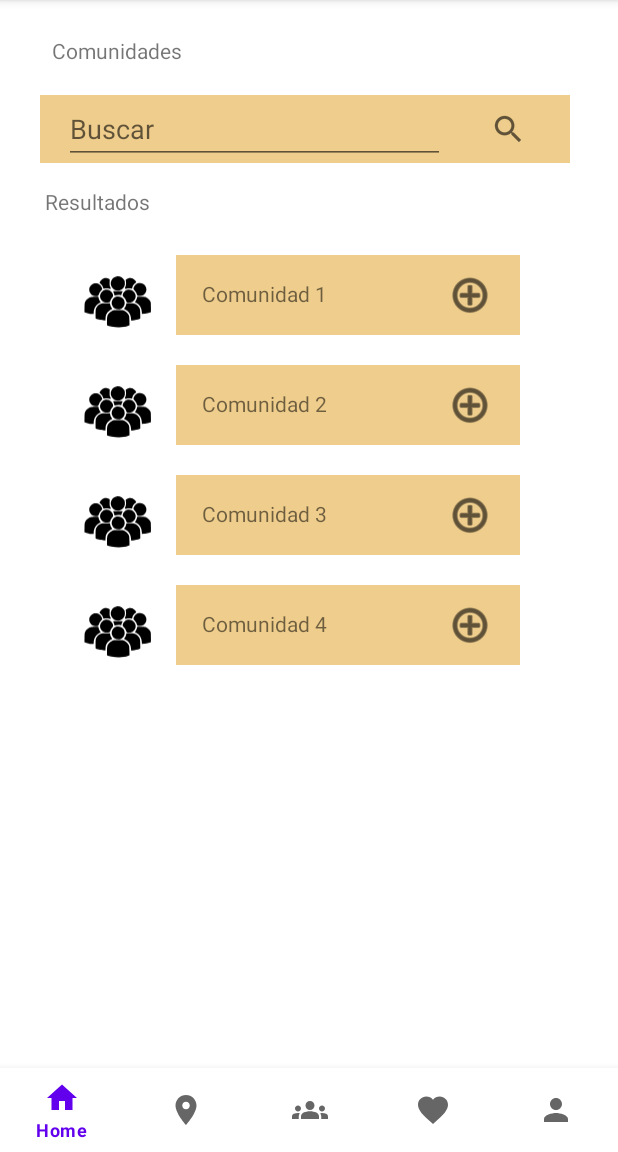
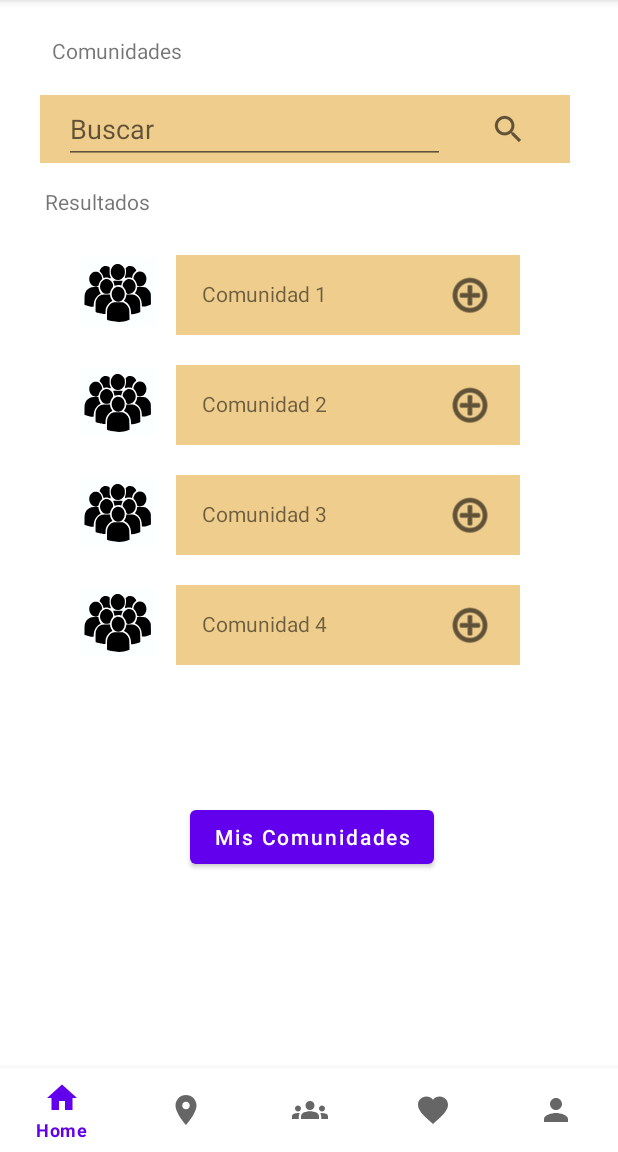
Before and after one commit to VictorV-R/EcoClub, an Android app: the fragment ComunityFragment placed in its activity, on a phone screen of 412 x 824 dp, the part 84-1236 px from its top. Run offline under Robolectric (Android 15) with nearby library versions, the phone set to English and light mode, and no system bars; pictures from the network do not load.

Commit message:
Integrando algunos fragments de comunidades

```diff
--- a/app/src/main/java/com/example/ecoclub/MainActivity.java
+++ b/app/src/main/java/com/example/ecoclub/MainActivity.java
@@ -2,26 +2,45 @@ package com.example.ecoclub;
 
 import androidx.appcompat.app.AppCompatActivity;
 
+import android.content.Context;
+import android.content.Intent;
+import android.content.IntentFilter;
+import android.content.pm.ApplicationInfo;
 import android.os.Bundle;
+import android.util.Log;
 import android.view.MenuItem;
 
+import com.example.ecoclub.comunity.ComunityBroadcastReceiver;
 import com.example.ecoclub.fragments.CollaborateFragment;
+import com.example.ecoclub.fragments.ComunityDescriptionFragment;
 import com.example.ecoclub.fragments.ComunityFragment;
 import com.example.ecoclub.fragments.HomeFragment;
 import com.example.ecoclub.fragments.MapsFragment;
+import com.example.ecoclub.fragments.MyComunityFragment;
 import com.example.ecoclub.fragments.ProfileFragment;
+import com.example.ecoclub.interfaces.MainActivityCallbacks;
 import com.google.android.material.bottomnavigation.BottomNavigationView;
 import com.google.android.material.navigation.NavigationBarView;
 
-public class MainActivity extends AppCompatActivity {
+public class MainActivity extends AppCompatActivity implements MainActivityCallbacks {
 
     BottomNavigationView bottomNavigationView;
 
+    //Bottom Navigation-Fragments
     HomeFragment homeFragment = new HomeFragment();
     MapsFragment mapsFragment = new MapsFragment();
     ComunityFragment comunityFragment = new ComunityFragment();
     CollaborateFragment collaborateFragment = new CollaborateFragment();
     ProfileFragment profileFragment = new ProfileFragment();
+    //Otros-Fragments
+    MyComunityFragment myComunityFragment = new MyComunityFragment();
+    ComunityDescriptionFragment comunityDescriptionFragment = new ComunityDescriptionFragment();
+
+    //broadcast Receiver
+    protected  static ComunityBroadcastReceiver myBroadcastReceiver =
+            new ComunityBroadcastReceiver();
+    protected IntentFilter intentFilterDescriptionComunity =
+            new IntentFilter("SOME_ACTION_DESCRIPTION_COMUNITY");
 
     String api="18f1b34a081148119e242db1fb37a8e9";
     @Override
@@ -56,5 +75,58 @@ public class MainActivity extends AppCompatActivity {
                 return false;
             }
         });
+
+        //BROADCAST RECEIVER
+        broadcastReceiverComunity();
+    }
+
+    //broadcast Receiver metodos*****************************************************************
+    //metodo general donde se ve que fragment se llama
+    private void broadcastReceiverComunity() {
+        String mensajeIdComunity = "";
+
+        //Devuelve verdadero si un valor extra está asociado con el nombre dado
+        //Descripcion Comunity-Fragment
+        if (getIntent().hasExtra("BroadcastReceiverDescriptionComunity")){
+            mensajeIdComunity = getIntent().getStringExtra(
+                    "BroadcastReceiverDescriptionComunity");
+            //metodo del activity
+            broadcastComunityDescriptionFragment(comunityDescriptionFragment, mensajeIdComunity);
+        }
+    }
+
+    //habilitamos y enviamos informacio al fragment ComunityDescription
+    private void broadcastComunityDescriptionFragment(
+            ComunityDescriptionFragment comunityDescriptionFragment, String mensajeIdComunity) {
+        //enviamos id al fragment.............
+        Bundle enviarMensaje = new Bundle();
+        enviarMensaje.putString("id", mensajeIdComunity);
+        comunityDescriptionFragment.setArguments(enviarMensaje);
+        //...................................
+        getSupportFragmentManager().beginTransaction().replace(
+                R.id.container, comunityDescriptionFragment).commit();
+    }
+
+    @Override
+    protected void onResume() {
+        super.onResume();
+        registerReceiver(myBroadcastReceiver, intentFilterDescriptionComunity);
+    }
+
+    @Override
+    protected void onDestroy() {
+        super.onDestroy();
+        unregisterReceiver(myBroadcastReceiver);
+    }
+    //****************************************************************************************
+
+    //Metodo llamado por el fragment
+    @Override
+    public void changeFragmentInMain(String destiny) {
+        //ingresar fragment My Comunity
+        if (destiny.equalsIgnoreCase(MyComunityFragment.DESTINY)){
+            getSupportFragmentManager().beginTransaction().replace(
+                    R.id.container, myComunityFragment).commit();
+        }
     }
 }
--- /dev/null
+++ b/app/src/main/java/com/example/ecoclub/comunity/AdapterComunity.java
@@ -0,0 +1,113 @@
+package com.example.ecoclub.comunity;
+
+import android.content.Intent;
+import android.content.IntentFilter;
+import android.view.LayoutInflater;
+import android.view.View;
+import android.view.ViewGroup;
+import android.widget.ImageButton;
+import android.widget.TextView;
+import android.widget.Toast;
+
+import androidx.annotation.NonNull;
+import androidx.recyclerview.widget.RecyclerView;
+
+import com.example.ecoclub.MainActivity;
+import com.example.ecoclub.R;
+import com.example.ecoclub.fragments.ComunityDescriptionFragment;
+import com.example.ecoclub.fragments.ComunityFragment;
+
+import java.util.ArrayList;
+
+public class AdapterComunity extends RecyclerView.Adapter<AdapterComunity.ViewHolderData> {
+
+    private ArrayList<ComunityContent> listComunity;
+    //broadcastReceiver
+    protected IntentFilter intentFilter = new IntentFilter("SOME_ACTION_DESCRIPTION_COMUNITY");
+
+    public AdapterComunity(ArrayList<ComunityContent> listComunity) {
+        this.listComunity = listComunity;
+        //enlazando con el fragmento al que pertenece
+    }
+
+    //Enlaza esta clase adaptador con el item(Comunity)
+    @Override
+    public ViewHolderData onCreateViewHolder(ViewGroup parent, int viewType) {
+        //inflamos el view y lo retornamos
+        View view = LayoutInflater.from(parent.getContext())
+                .inflate(R.layout.item_comunity, null, false);
+        return new ViewHolderData(view);
+    }
+
+    //establece la comunicacion entre el adaptador y la clase ViewHolderData
+    @Override
+    public void onBindViewHolder(@NonNull ViewHolderData holder, int position) {
+        holder.cargarDatos(this.listComunity.get(position));
+    }
+
+    //retorna el tamanio de la lista del item
+    @Override
+    public int getItemCount() {
+        return this.listComunity.size();
+    }
+
+    //CLASE ViewHolderData
+    public class ViewHolderData extends RecyclerView.ViewHolder {
+        //Aqui referenciamos los items del recycler view
+        //se juntarana varios item item_comunity
+
+        int id;
+        TextView data;
+        ImageButton btnAddComunity;
+        ImageButton btnComunity;
+
+        //broadcastReceiver
+        protected IntentFilter intentFilter = new IntentFilter("SOME_ACTION_DESCRIPTION_COMUNITY");
+
+        public ViewHolderData(@NonNull View itemView) {
+            super(itemView);
+            //buscando el item
+            data = (TextView) itemView.findViewById(R.id.idDataComunity);
+            btnAddComunity = (ImageButton) itemView.findViewById(R.id.imgBtnAddComunity);
+            btnComunity = (ImageButton) itemView.findViewById(R.id.imgBtnComunityPerson);
+        }
+
+        public void cargarDatos(ComunityContent comunityContent) {
+            //editamos los datos de ViewHolder
+            id = comunityContent.getId();
+            //de la lista(listComunity) solo tomamos el nombre
+            data.setText(comunityContent.getName());
+
+            //empezamos asignando los eventos
+            btnComunity.setOnClickListener(btnEventComunity);
+            btnAddComunity.setOnClickListener(btnEventAddComunity);
+        }
+
+        //EVENTOS ITEM==============================================================
+        //button Comunity- 8 person
+        View.OnClickListener btnEventComunity = new View.OnClickListener() {
+            @Override
+            public void onClick(View view) {
+                Toast.makeText(view.getContext(), "Ver Comunidad", Toast.LENGTH_LONG).show();
+
+                //BroadcastReceiver
+                Intent intent = new Intent("SOME_ACTION_DESCRIPTION_COMUNITY");
+                intent.putExtra(ComunityDescriptionFragment.DESTINY, String.valueOf(id));
+                view.getContext().sendBroadcast(intent);
+
+            }
+        };
+
+        //button Add Comunity
+        View.OnClickListener btnEventAddComunity = new View.OnClickListener() {
+            @Override
+            public void onClick(View view) {
+                Toast.makeText(view.getContext(), "Unirse a Comunidad", Toast.LENGTH_LONG).show();
+                //Todavia no se envio el mensaje al fragment comunity para enviarselo al main
+                //si se quiere cambiar de fragment
+            }
+        };
+        //EVENTOS ITEM==============================================================
+
+    }
+}
--- /dev/null
+++ b/app/src/main/java/com/example/ecoclub/comunity/ComunityContent.java
@@ -0,0 +1,23 @@
+package com.example.ecoclub.comunity;
+
+public class ComunityContent {
+    private String name;
+    private int id;
+
+    public ComunityContent(int id, String name) {
+        this.id = id;
+        this.name = name;
+    }
+
+    public int getId() {
+        return id;
+    }
+
+    public String getName() {
+        return name;
+    }
+
+    public void setName(String name) {
+        this.name = name;
+    }
+}
--- /dev/null
+++ b/app/src/main/java/com/example/ecoclub/fragments/ComunityDescriptionFragment.java
@@ -0,0 +1,52 @@
+package com.example.ecoclub.fragments;
+
+import android.os.Bundle;
+import androidx.fragment.app.Fragment;
+import android.view.LayoutInflater;
+import android.view.View;
+import android.view.ViewGroup;
+import android.widget.TextView;
+
+import com.example.ecoclub.R;
+
+
+public class ComunityDescriptionFragment extends Fragment {
+    public static final String DESTINY = "Comunity_Description";
+    private TextView msgDesFrag;
+
+    private static final String ARG_PARAM1 = "id";
+
+    //Guardara la id del Comunity
+    private String id;
+
+    public ComunityDescriptionFragment() {
+        // Required empty public constructor
+    }
+
+    public static ComunityDescriptionFragment newInstance(String id) {
+
+        Bundle args = new Bundle();
+        args.putString(ARG_PARAM1, id);
+        ComunityDescriptionFragment fragment = new ComunityDescriptionFragment();
+        fragment.setArguments(args);
+        return fragment;
+    }
+
+    @Override
+    public void onCreate(Bundle savedInstanceState) {
+        super.onCreate(savedInstanceState);
+        if (getArguments() != null) {
+            id = getArguments().getString(ARG_PARAM1);
+        }
+    }
+
+    @Override
+    public View onCreateView(LayoutInflater inflater, ViewGroup container,
+                             Bundle savedInstanceState) {
+        // Inflate the layout for this fragment
+        View view = inflater.inflate(R.layout.fragment_comunity_description, container, false);
+        this.msgDesFrag = view.findViewById(R.id.msgComunityDescription);
+        this.msgDesFrag.setText("Descripción de comunidad "+ id);
+        return view;
+    }
+}
--- a/app/src/main/java/com/example/ecoclub/fragments/ComunityFragment.java
+++ b/app/src/main/java/com/example/ecoclub/fragments/ComunityFragment.java
@@ -9,21 +9,28 @@ import androidx.recyclerview.widget.RecyclerView;
 import android.view.LayoutInflater;
 import android.view.View;
 import android.view.ViewGroup;
+import android.widget.Button;
 import android.widget.ImageButton;
 import android.widget.Toast;
 
+import com.example.ecoclub.MainActivity;
 import com.example.ecoclub.R;
-import com.example.ecoclub.news.AdapterComunity;
+import com.example.ecoclub.comunity.AdapterComunity;
+import com.example.ecoclub.comunity.ComunityContent;
 
 import java.util.ArrayList;
 
 public class ComunityFragment extends Fragment {
 
+    //Activity
+    private MainActivity main;
+
     //Recycler View
-    private ArrayList<String> listNameComunity;
+    private ArrayList<ComunityContent> listComunity;
     private RecyclerView recycler;
 
     private ImageButton btnSearch;
+    private Button btnMyComunity;
 
     @Override
     public View onCreateView(LayoutInflater inflater, ViewGroup container,
@@ -34,7 +41,10 @@ public class ComunityFragment extends Fragment {
         referenciarAdaptador(view);
 
         btnSearch = (ImageButton) view.findViewById(R.id.imgBtnSearch);
-        btnSearch.setOnClickListener(btnEvent);
+        btnSearch.setOnClickListener(btnEventSearch);
+
+        btnMyComunity = (Button) view.findViewById(R.id.btnMyComunity);
+        btnMyComunity.setOnClickListener(btnEventMyComunity);
         return view;
     }
 
@@ -48,22 +58,34 @@ public class ComunityFragment extends Fragment {
         recycler.setLayoutManager(new LinearLayoutManager(getActivity(),
                 RecyclerView.VERTICAL, false));
         //llenando datos de comunidad
-        listNameComunity = new ArrayList<>();
+        listComunity = new ArrayList<>();
         for (int i = 0; i < 10; i++){
-            listNameComunity.add("Comunidad "+ (i+1));
+            listComunity.add(new ComunityContent((i+1),
+                    "Comunidad "+ (i+1)));
         }
         //enviamos los datos al adaptador de Comunidad
-        AdapterComunity adapter = new AdapterComunity(listNameComunity);
+        AdapterComunity adapter = new AdapterComunity(listComunity);
         //por ultimo al recycler le enviamos el adaptador de la Comunidad
         recycler.setAdapter(adapter);
         ///===================================
     }
 
     //Evento cuando se ejecuta el boton de buscar comunidad
-    View.OnClickListener btnEvent = new View.OnClickListener() {
+    View.OnClickListener btnEventSearch = new View.OnClickListener() {
         @Override
         public void onClick(View view) {
-            Toast.makeText(getActivity(), "Si funciona el button image", Toast.LENGTH_LONG).show();
+            Toast.makeText(getActivity(), "Si funciona el button buscar", Toast.LENGTH_LONG).show();
+        }
+    };
+
+    //Evento cuando se ejecuta el boton de mis comunidad
+    View.OnClickListener btnEventMyComunity = new View.OnClickListener() {
+        @Override
+        public void onClick(View view) {
+            Toast.makeText(getActivity(), "Mis Comunidades", Toast.LENGTH_LONG).show();
+            main = (MainActivity) getActivity();
+            //mensaje al main para cambiar al fragment MyComunity
+            main.changeFragmentInMain(MyComunityFragment.DESTINY);
         }
     };
 }
--- /dev/null
+++ b/app/src/main/java/com/example/ecoclub/fragments/MyComunityFragment.java
@@ -0,0 +1,27 @@
+package com.example.ecoclub.fragments;
+
+import android.os.Bundle;
+
+import androidx.fragment.app.Fragment;
+
+import android.view.LayoutInflater;
+import android.view.View;
+import android.view.ViewGroup;
+
+import com.example.ecoclub.R;
+
+public class MyComunityFragment extends Fragment {
+
+    public static final String DESTINY = "My Comunity";
+
+    public MyComunityFragment() {
+        // Required empty public constructor
+    }
+
+    @Override
+    public View onCreateView(LayoutInflater inflater, ViewGroup container,
+                             Bundle savedInstanceState) {
+        // Inflate the layout for this fragment
+        return inflater.inflate(R.layout.fragment_my_comunity, container, false);
+    }
+}
--- /dev/null
+++ b/app/src/main/java/com/example/ecoclub/interfaces/MainActivityCallbacks.java
@@ -0,0 +1,6 @@
+package com.example.ecoclub.interfaces;
+
+public interface MainActivityCallbacks {
+    //mensaje desde el fragment al main
+    void changeFragmentInMain(String destiny);
+}
--- a/app/src/main/java/com/example/ecoclub/news/AdapterComunity.java
+++ /dev/null
@@ -1,63 +0,0 @@
-package com.example.ecoclub.news;
-
-import android.view.LayoutInflater;
-import android.view.View;
-import android.view.ViewGroup;
-import android.widget.TextView;
-
-import androidx.annotation.NonNull;
-import androidx.recyclerview.widget.RecyclerView;
-
-import com.example.ecoclub.R;
-
-import java.util.ArrayList;
-
-public class AdapterComunity extends RecyclerView.Adapter<AdapterComunity.ViewHolderData> {
-
-    private ArrayList<String> listNameComunity;
-
-    public AdapterComunity(ArrayList<String> listNameComunity) {
-        this.listNameComunity = listNameComunity;
-    }
-
-    //Enlaza esta clase adaptador con el item(Comunity)
-    @Override
-    public ViewHolderData onCreateViewHolder(ViewGroup parent, int viewType) {
-        //inflamos el view y lo retornamos
-        View view = LayoutInflater.from(parent.getContext())
-                .inflate(R.layout.item_comunity, null, false);
-        return new ViewHolderData(view);
-    }
-
-    //establece la comunicacion entre el adaptador y la clase ViewHolderData
-    @Override
-    public void onBindViewHolder(@NonNull ViewHolderData holder, int position) {
-        //creamos un metodo en la clase ViewHolderData
-        holder.asignarDatos(this.listNameComunity.get(position));
-    }
-
-    //retorna el tamanio de la lista del item
-    @Override
-    public int getItemCount() {
-        return this.listNameComunity.size();
-    }
-
-    //clase ViewHolderData
-    public class ViewHolderData extends RecyclerView.ViewHolder {
-        //Aqui referenciamos los items del recycler view
-        //se juntarana varios item item_comunity
-
-        TextView data;
-
-        public ViewHolderData(@NonNull View itemView) {
-            super(itemView);
-            //buscando el item
-            data = (TextView) itemView.findViewById(R.id.idDataComunity);
-        }
-
-        //asignamos el string que llega del adaptador
-        public void asignarDatos(String s) {
-            data.setText(s);
-        }
-    }
-}
--- /dev/null
+++ b/app/src/main/res/drawable/idnp_person_8_small.xml
@@ -0,0 +1,62 @@
+<vector xmlns:android="http://schemas.android.com/apk/res/android"
+    android:width="50dp"
+    android:height="45dp"
+    android:viewportWidth="285"
+    android:viewportHeight="227">
+  <path
+      android:pathData="M139.3,20.1c-17.3,3.2 -27.2,21.7 -19.9,37.4 7.8,16.9 28.2,21.5 42,9.4 7,-6.2 9.1,-10.8 9.1,-20.4 0,-6.9 -0.4,-8.6 -2.7,-12.5 -6.2,-10.6 -17.2,-16 -28.5,-13.9z"
+      android:fillColor="#000000"
+      android:strokeColor="#00000000"/>
+  <path
+      android:pathData="M92,26.9c-7,2.3 -13.2,7.5 -16.4,13.7l-1.5,3.2 5.8,5.8c4.5,4.6 6.2,7.2 7.5,11.7 1.6,5.2 2.1,5.8 4,5.2 5.7,-1.7 13.7,-1.7 18.6,-0.1 7.5,2.5 8.7,1.1 5.2,-5.7 -2.4,-4.6 -2.7,-6.2 -2.6,-14.7 0.1,-5.2 0.3,-10.6 0.5,-12 0.3,-2 -0.4,-2.8 -3.8,-4.8 -4.6,-2.5 -13.2,-3.7 -17.3,-2.3z"
+      android:fillColor="#000000"
+      android:strokeColor="#00000000"/>
+  <path
+      android:pathData="M184.9,26.9c-3.7,1.2 -7.1,3.1 -9.6,5.3 -1.8,1.7 -2,2.4 -1.1,4.9 1.7,4.9 0.6,17.8 -1.9,22.9 -2,3.9 -2.1,4.6 -0.7,6.1 1.3,1.5 1.9,1.5 5.7,0.2 4.1,-1.5 15.1,-1.4 18.8,0.1 1.3,0.6 1.8,-0.1 2.4,-3 1.3,-7.2 6,-14.1 12.9,-19 2.7,-2 2.8,-2.1 1.3,-5 -2,-3.7 -7.2,-8.7 -11.6,-10.9 -3.9,-1.9 -12.5,-2.8 -16.2,-1.6z"
+      android:fillColor="#000000"
+      android:strokeColor="#00000000"/>
+  <path
+      android:pathData="M219.6,46.5c-5.9,2.1 -10.8,6.5 -13.8,12.5 -3.8,7.4 -3.6,9.6 1.1,13.7 4.2,3.5 10.1,14.1 10.1,17.9 0,1.8 0.8,2.4 5.1,3.4 12.3,3 24.3,-3.5 28.9,-15.8 7.3,-19.3 -11.8,-38.7 -31.4,-31.7z"
+      android:fillColor="#000000"
+      android:strokeColor="#00000000"/>
+  <path
+      android:pathData="M51.9,46.9c-7,2.3 -14.1,9.4 -15.9,16.1 -5.2,18.6 10.8,36.4 28.9,32 4.8,-1.1 5.1,-1.4 6.2,-5.3 1.8,-6.6 4.9,-11.9 9.5,-16.2 4.2,-3.8 4.3,-4.2 3.5,-7.8 -1.5,-6.2 -6.2,-12.9 -11.5,-16.1 -3.9,-2.5 -6.1,-3.1 -11.5,-3.3 -3.6,-0.1 -7.8,0.2 -9.2,0.6z"
+      android:fillColor="#000000"
+      android:strokeColor="#00000000"/>
+  <path
+      android:pathData="M95,70.9c-15.3,4.7 -23,21.3 -16.1,34.9 2.6,5 6.9,9.4 11.8,11.8 7.7,3.8 24.3,1.6 24.3,-3.4 0.1,-3 3.7,-9.8 7.4,-14 4.4,-4.8 4.6,-8.4 1.2,-15.8 -4.9,-10.5 -18,-16.7 -28.6,-13.5z"
+      android:fillColor="#000000"
+      android:strokeColor="#00000000"/>
+  <path
+      android:pathData="M178.7,71.5c-8.6,3.3 -15.1,10.6 -16.3,18.1 -0.6,4.3 -0.5,4.5 5,10.5 4.4,4.7 6,7.3 7.3,11.9 1.4,5 2.1,6.1 4.6,7 10.7,3.7 25,-2.7 29.8,-13.5 2.9,-6.6 3.2,-10.8 1.5,-17 -1.9,-6.5 -7,-12.6 -13,-15.7 -5.1,-2.6 -13.9,-3.2 -18.9,-1.3z"
+      android:fillColor="#000000"
+      android:strokeColor="#00000000"/>
+  <path
+      android:pathData="M126.5,77.7c2.1,4.7 4.4,12 4.5,13.7 0,1.3 0.5,1.6 1.8,1.1 6.4,-2.6 17.5,-3.2 22.3,-1.1 1.3,0.6 1.8,-0.1 2.4,-3 0.3,-2.1 1.5,-5.5 2.6,-7.6 1,-2 1.9,-4 1.9,-4.3 0,-0.3 -8.1,-0.5 -18.1,-0.5 -16.9,-0 -18.1,0.1 -17.4,1.7z"
+      android:fillColor="#000000"
+      android:strokeColor="#00000000"/>
+  <path
+      android:pathData="M136.6,97.5c-5.9,2.3 -9.9,5.7 -12.9,11.3 -3.9,7.1 -4.4,13.3 -1.8,20.3 7.9,20.8 35.6,22.5 45.5,2.7 6,-12.1 1.2,-26.8 -10.9,-33 -5.1,-2.7 -14.7,-3.3 -19.9,-1.3z"
+      android:fillColor="#000000"
+      android:strokeColor="#00000000"/>
+  <path
+      android:pathData="M44,98c-10.4,1.8 -19.8,9 -24.3,18.8 -1.9,4.1 -2.2,6.8 -2.5,21.8l-0.4,17.2 7.9,2.5c8.8,2.9 17.8,4.7 23.5,4.7 3.7,-0 3.8,-0.1 3.8,-3.8 0,-16.6 8.3,-31 21.6,-37.7l5.4,-2.8 -2.4,-3.1c-3,-4 -5.2,-9.1 -6.1,-14.5l-0.7,-4.1 -10.6,0.1c-5.9,0.1 -12.7,0.5 -15.2,0.9z"
+      android:fillColor="#000000"
+      android:strokeColor="#00000000"/>
+  <path
+      android:pathData="M217,99.4c0,3.9 -3.6,12.6 -6.5,15.6l-2.6,2.7 5.5,2.7c12.8,6.3 20.6,18.5 21.4,33.4l0.5,8.5 8.1,-0.6c4.7,-0.3 11.9,-1.8 17.1,-3.4l9,-2.9 0,-17.9c0,-16.8 -0.2,-18.3 -2.3,-22.7 -3,-6 -8.9,-11.9 -15,-14.9 -4.2,-2.1 -6.3,-2.4 -19.9,-2.7l-15.3,-0.3 0,2.5z"
+      android:fillColor="#000000"
+      android:strokeColor="#00000000"/>
+  <path
+      android:pathData="M78.6,124.5c-6.9,2.8 -13.3,8.7 -16.7,15.3 -2.2,4.3 -2.4,6.1 -2.7,22.1 -0.2,9.5 0,17.7 0.5,18.2 1.5,1.5 20.8,5.9 28.9,6.5l8.1,0.7 0.5,-9c0.3,-7.3 0.9,-10.1 3.3,-14.9 4.1,-8.5 12.8,-16.2 22.3,-20 0.1,-0.1 -1.3,-2.4 -3.2,-5.3 -1.9,-2.8 -4,-7.5 -4.6,-10.6l-1.1,-5.5 -14.7,-0c-13.3,-0 -15.3,0.3 -20.6,2.5z"
+      android:fillColor="#000000"
+      android:strokeColor="#00000000"/>
+  <path
+      android:pathData="M175.2,128c-0.9,3.9 -2.4,7.5 -4.8,10.6 -1.9,2.5 -3.4,4.7 -3.2,4.8 0.2,0.1 2.5,1.2 5.1,2.4 13.2,6.1 21.6,20.3 21.7,36.5l0,5.7 5.8,-0.6c7.3,-0.8 20.6,-3.8 25.5,-5.8l3.7,-1.6 0,-16c0,-19.6 -1.4,-24.6 -9.4,-32.6 -7.7,-7.6 -13.3,-9.4 -29.9,-9.4l-13.3,-0 -1.2,6z"
+      android:fillColor="#000000"
+      android:strokeColor="#00000000"/>
+  <path
+      android:pathData="M123.4,149.8c-6,2.5 -10.5,5.8 -14.1,10.6 -5.6,7.3 -6.5,11.3 -6.7,29.1l-0.1,16 2.5,1.2c1.4,0.6 8.4,2.4 15.5,3.9 22.2,4.5 45.5,3.5 62.3,-2.8l5.4,-2 -0.4,-17.2c-0.4,-15.6 -0.6,-17.5 -2.8,-22.1 -3.5,-7.2 -10.5,-13.8 -17.3,-16.4 -5.1,-1.9 -7.8,-2.1 -23,-2 -13.8,-0 -18,0.3 -21.3,1.7z"
+      android:fillColor="#000000"
+      android:strokeColor="#00000000"/>
+</vector>
--- a/app/src/main/res/layout/fragment_comunity.xml
+++ b/app/src/main/res/layout/fragment_comunity.xml
@@ -84,4 +84,17 @@
         app:layout_constraintTop_toBottomOf="@+id/textView3"
         app:layout_constraintVertical_bias="0.0" />
 
+    <Button
+        android:id="@+id/btnMyComunity"
+        android:layout_width="wrap_content"
+        android:layout_height="wrap_content"
+        android:text="Mis Comunidades"
+        android:textAllCaps="false"
+        app:layout_constraintBottom_toBottomOf="parent"
+        app:layout_constraintEnd_toEndOf="parent"
+        app:layout_constraintHorizontal_bias="0.508"
+        app:layout_constraintStart_toStartOf="parent"
+        app:layout_constraintTop_toBottomOf="@+id/idRecyclerComunity"
+        app:layout_constraintVertical_bias="0.403" />
+
 </androidx.constraintlayout.widget.ConstraintLayout>
--- a/app/src/main/res/layout/item_comunity.xml
+++ b/app/src/main/res/layout/item_comunity.xml
@@ -31,7 +31,7 @@
         app:layout_constraintVertical_bias="0.47" />
 
     <ImageButton
-        android:id="@+id/imageButton"
+        android:id="@+id/imgBtnAddComunity"
         android:layout_width="48dp"
         android:layout_height="52dp"
         android:background="@color/color_content"
@@ -59,15 +59,17 @@
         android:layout_width="wrap_content"
         android:layout_height="wrap_content" />
 
-    <ImageView
-        android:id="@+id/imageView15"
-        android:layout_width="50dp"
-        android:layout_height="45dp"
-        app:layout_constraintBottom_toTopOf="@+id/space"
-        app:layout_constraintEnd_toStartOf="@+id/rectangulo2"
-        app:layout_constraintHorizontal_bias="0.533"
+    <ImageButton
+        android:id="@+id/imgBtnComunityPerson"
+        android:layout_width="wrap_content"
+        android:layout_height="wrap_content"
+        android:layout_marginEnd="16dp"
+        android:background="#FBFFFF"
+        app:layout_constraintBottom_toBottomOf="@+id/rectangulo2"
+        app:layout_constraintEnd_toStartOf="@+id/idDataComunity"
         app:layout_constraintStart_toStartOf="parent"
         app:layout_constraintTop_toTopOf="@+id/rectangulo2"
-        app:srcCompat="@drawable/idnp_person_8" />
+        app:layout_constraintVertical_bias="0.272"
+        app:srcCompat="@drawable/idnp_person_8_small" />
 
 </androidx.constraintlayout.widget.ConstraintLayout>
```
Also changed, not shown: app/src/main/java/com/example/ecoclub/comunity/ComunityBroadcastReceiver.java (added, +29 -0 lines), app/src/main/res/layout/fragment_comunity_description.xml (added, +15 -0 lines), app/src/main/res/layout/fragment_my_comunity.xml (added, +14 -0 lines).
